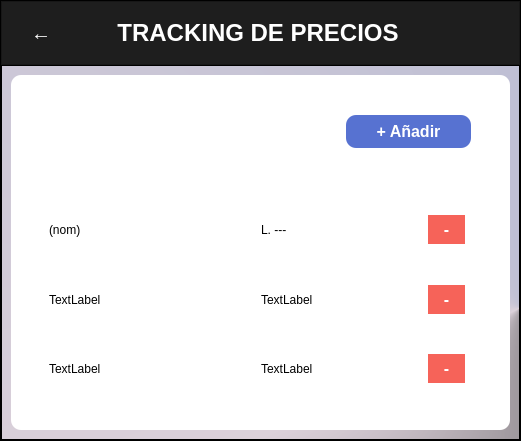
Above: Interfaz/gui/Tracking_GMG.ui from 50DayEmpire/Tracking_Precios before the change. Below: the same form after it.
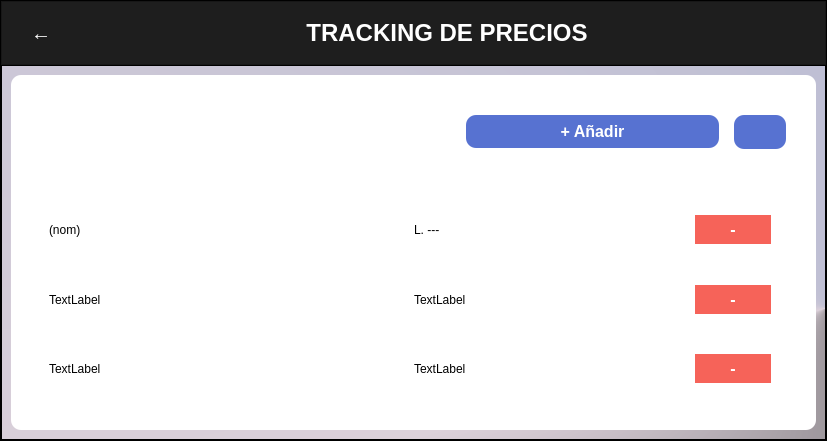
That is the form after the change. Icons and pictures are not drawn.

```diff
--- a/Interfaz/gui/Tracking_GMG.ui
+++ b/Interfaz/gui/Tracking_GMG.ui
@@ -6,7 +6,7 @@
    <rect>
     <x>0</x>
     <y>0</y>
-    <width>521</width>
+    <width>827</width>
     <height>441</height>
    </rect>
   </property>
@@ -227,7 +227,22 @@
                  <property name="frameShadow">
                   <enum>QFrame::Raised</enum>
                  </property>
-                 <layout class="QHBoxLayout" name="horizontalLayout_2" stretch="2,1">
+                 <layout class="QHBoxLayout" name="horizontalLayout_2" stretch="3,2,1">
+                  <property name="spacing">
+                   <number>5</number>
+                  </property>
+                  <property name="leftMargin">
+                   <number>10</number>
+                  </property>
+                  <property name="topMargin">
+                   <number>0</number>
+                  </property>
+                  <property name="rightMargin">
+                   <number>10</number>
+                  </property>
+                  <property name="bottomMargin">
+                   <number>0</number>
+                  </property>
                   <item>
                    <widget class="QLabel" name="empresa">
                     <property name="font">
@@ -282,6 +297,29 @@
                     </property>
                    </widget>
                   </item>
+                  <item>
+                   <widget class="QPushButton" name="actualizar">
+                    <property name="sizePolicy">
+                     <sizepolicy hsizetype="Fixed" vsizetype="Fixed">
+                      <horstretch>0</horstretch>
+                      <verstretch>0</verstretch>
+                     </sizepolicy>
+                    </property>
+                    <property name="styleSheet">
+                     <string notr="true">	background-color: rgb(87, 114, 209);
+	border-radius: 10px;
+	Color: white;
+	padding: 10px;</string>
+                    </property>
+                    <property name="text">
+                     <string/>
+                    </property>
+                    <property name="icon">
+                     <iconset resource="imagenes/imagenes.qrc">
+                      <normaloff>:/Nuevo/act.png</normaloff>:/Nuevo/act.png</iconset>
+                    </property>
+                   </widget>
+                  </item>
                  </layout>
                 </widget>
                </item>
```
Left out of the diff: 2 changed lines with no effect on the pictures.
